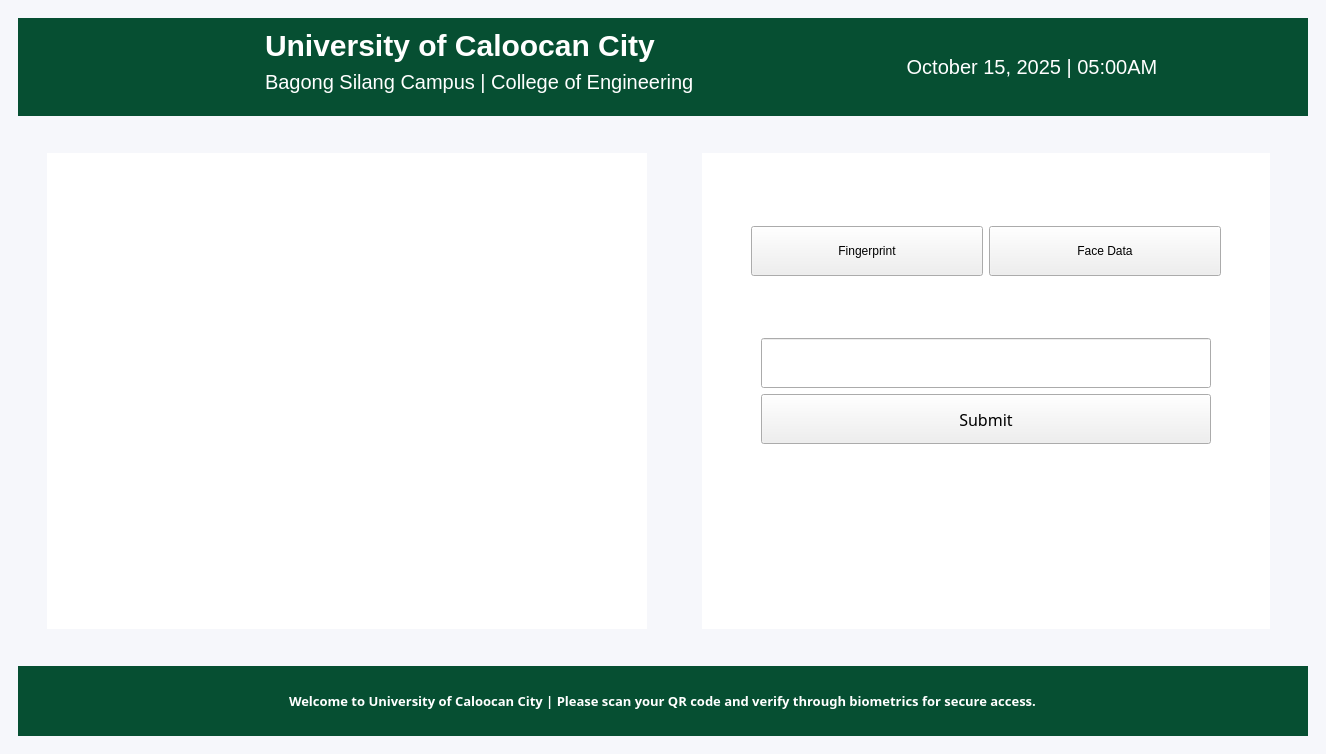
Qt form main.ui (L10101101/citadel_hardware) before a commit.
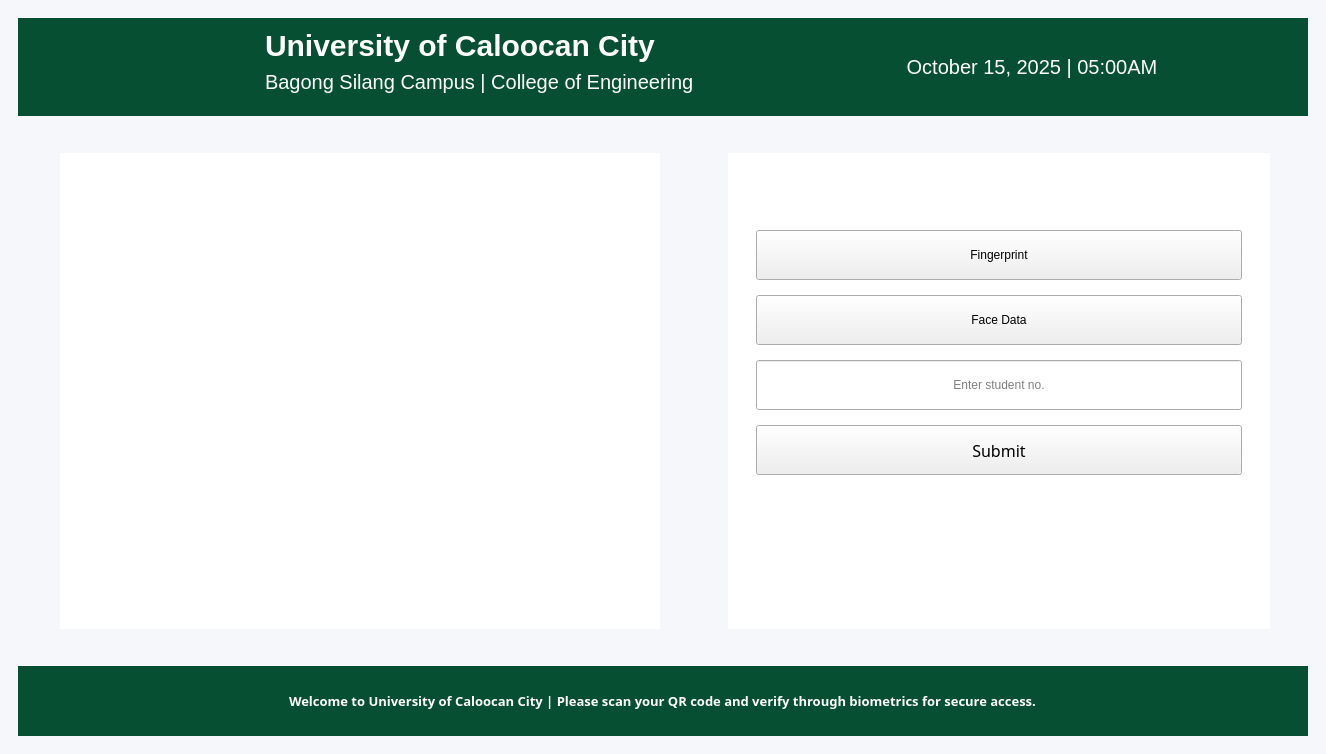
The same form after that commit. The open tabs and pages were chosen to show the change. Icons and pictures are not drawn.

The edit to the form file:
```diff
--- a/main.ui
+++ b/main.ui
@@ -874,9 +874,15 @@
               <layout class="QHBoxLayout" name="bodyLayout_2">
                <item>
                 <layout class="QHBoxLayout" name="cameraLayout_2">
+                 <property name="leftMargin">
+                  <number>11</number>
+                 </property>
                  <property name="topMargin">
                   <number>22</number>
                  </property>
+                 <property name="rightMargin">
+                  <number>11</number>
+                 </property>
                  <property name="bottomMargin">
                   <number>22</number>
                  </property>
@@ -895,16 +901,19 @@
                  </item>
                  <item>
                   <widget class="QLabel" name="cameraFeed_2">
+                   <property name="enabled">
+                    <bool>true</bool>
+                   </property>
                    <property name="minimumSize">
+                    <size>
+                     <width>0</width>
+                     <height>0</height>
+                    </size>
+                   </property>
+                   <property name="maximumSize">
                     <size>
                      <width>600</width>
-                     <height>400</height>
-                    </size>
-                   </property>
-                   <property name="maximumSize">
-                    <size>
-                     <width>16662777</width>
-                     <height>16662777</height>
+                     <height>600</height>
                     </size>
                    </property>
                    <property name="frameShape">
@@ -941,6 +950,12 @@
                </item>
                <item>
                 <widget class="QWidget" name="detailsContainer_2" native="true">
+                 <property name="maximumSize">
+                  <size>
+                   <width>600</width>
+                   <height>16777215</height>
+                  </size>
+                 </property>
                  <layout class="QHBoxLayout" name="horizontalLayout3_2">
                   <property name="topMargin">
                    <number>22</number>
@@ -962,54 +977,63 @@
                    </spacer>
                   </item>
                   <item>
-                   <widget class="QWidget" name="detailsWidget_2" native="true">
-                    <property name="maximumSize">
-                     <size>
-                      <width>16662777</width>
-                      <height>16662777</height>
-                     </size>
+                   <layout class="QVBoxLayout" name="detailsLayout_2">
+                    <property name="spacing">
+                     <number>7</number>
                     </property>
-                    <layout class="QVBoxLayout" name="verticalLayout3_2">
-                     <property name="spacing">
-                      <number>10</number>
-                     </property>
-                     <property name="leftMargin">
-                      <number>10</number>
-                     </property>
-                     <property name="topMargin">
-                      <number>10</number>
-                     </property>
-                     <property name="rightMargin">
-                      <number>10</number>
-                     </property>
-                     <property name="bottomMargin">
-                      <number>10</number>
-                     </property>
-                     <item>
-                      <layout class="QVBoxLayout" name="detailsLayout_2">
-                       <property name="spacing">
-                        <number>10</number>
-                       </property>
-                       <property name="sizeConstraint">
-                        <enum>QLayout::SizeConstraint::SetDefaultConstraint</enum>
-                       </property>
-                       <property name="leftMargin">
-                        <number>30</number>
-                       </property>
-                       <property name="topMargin">
-                        <number>30</number>
-                       </property>
-                       <property name="rightMargin">
-                        <number>30</number>
-                       </property>
-                       <property name="bottomMargin">
-                        <number>30</number>
-                       </property>
+                    <property name="sizeConstraint">
+                     <enum>QLayout::SizeConstraint::SetDefaultConstraint</enum>
+                    </property>
+                    <property name="leftMargin">
+                     <number>0</number>
+                    </property>
+                    <property name="topMargin">
+                     <number>0</number>
+                    </property>
+                    <property name="rightMargin">
+                     <number>0</number>
+                    </property>
+                    <property name="bottomMargin">
+                     <number>0</number>
+                    </property>
+                    <item>
+                     <widget class="QWidget" name="detailsWidget_2" native="true">
+                      <property name="minimumSize">
+                       <size>
+                        <width>0</width>
+                        <height>0</height>
+                       </size>
+                      </property>
+                      <property name="maximumSize">
+                       <size>
+                        <width>16662777</width>
+                        <height>16662777</height>
+                       </size>
+                      </property>
+                      <layout class="QVBoxLayout" name="verticalLayout_3">
                        <item>
-                        <layout class="QHBoxLayout" name="buttonsLayout_2">
+                        <layout class="QVBoxLayout" name="studentNoVerticalLayout_3">
+                         <property name="leftMargin">
+                          <number>10</number>
+                         </property>
+                         <property name="topMargin">
+                          <number>50</number>
+                         </property>
+                         <property name="rightMargin">
+                          <number>10</number>
+                         </property>
+                         <property name="bottomMargin">
+                          <number>50</number>
+                         </property>
                          <item>
-                          <widget class="QWidget" name="buttonsWidget" native="true">
-                           <layout class="QHBoxLayout" name="horizontalLayout_3">
+                          <widget class="QWidget" name="studentNoWidget" native="true">
+                           <property name="minimumSize">
+                            <size>
+                             <width>0</width>
+                             <height>0</height>
+                            </size>
+                           </property>
+                           <layout class="QVBoxLayout" name="verticalLayout_4">
                             <item>
                              <widget class="QPushButton" name="btnFinger">
                               <property name="minimumSize">
@@ -1036,28 +1060,6 @@
                               </property>
                              </widget>
                             </item>
-                           </layout>
-                          </widget>
-                         </item>
-                        </layout>
-                       </item>
-                       <item>
-                        <layout class="QVBoxLayout" name="studentNoVerticalLayout_3">
-                         <property name="leftMargin">
-                          <number>10</number>
-                         </property>
-                         <property name="topMargin">
-                          <number>10</number>
-                         </property>
-                         <property name="rightMargin">
-                          <number>10</number>
-                         </property>
-                         <property name="bottomMargin">
-                          <number>10</number>
-                         </property>
-                         <item>
-                          <widget class="QWidget" name="studentNoWidget" native="true">
-                           <layout class="QVBoxLayout" name="verticalLayout_4">
                             <item>
                              <widget class="QLineEdit" name="txtStudentNo">
                               <property name="minimumSize">
@@ -1072,6 +1074,9 @@
                               <property name="readOnly">
                                <bool>false</bool>
                               </property>
+                              <property name="placeholderText">
+                               <string>Enter student no.</string>
+                              </property>
                              </widget>
                             </item>
                             <item>
@@ -1137,7 +1142,13 @@
                           <widget class="QWidget" name="statusWidget_2" native="true">
                            <property name="minimumSize">
                             <size>
-                             <width>100</width>
+                             <width>0</width>
+                             <height>0</height>
+                            </size>
+                           </property>
+                           <property name="maximumSize">
+                            <size>
+                             <width>16777215</width>
                              <height>50</height>
                             </size>
                            </property>
@@ -1200,9 +1211,9 @@
                         </layout>
                        </item>
                       </layout>
-                     </item>
-                    </layout>
-                   </widget>
+                     </widget>
+                    </item>
+                   </layout>
                   </item>
                   <item>
                    <spacer name="verticalSpacer4_2">
```
Left out of the diff: 22 changed lines with no effect on the pictures.
